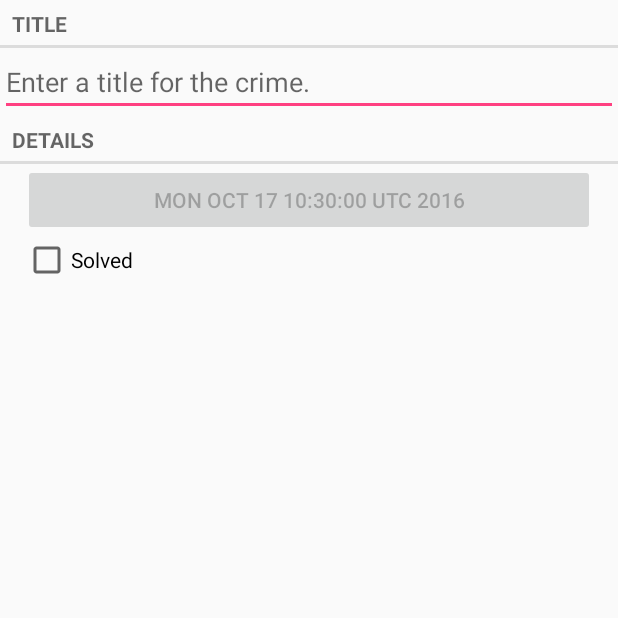
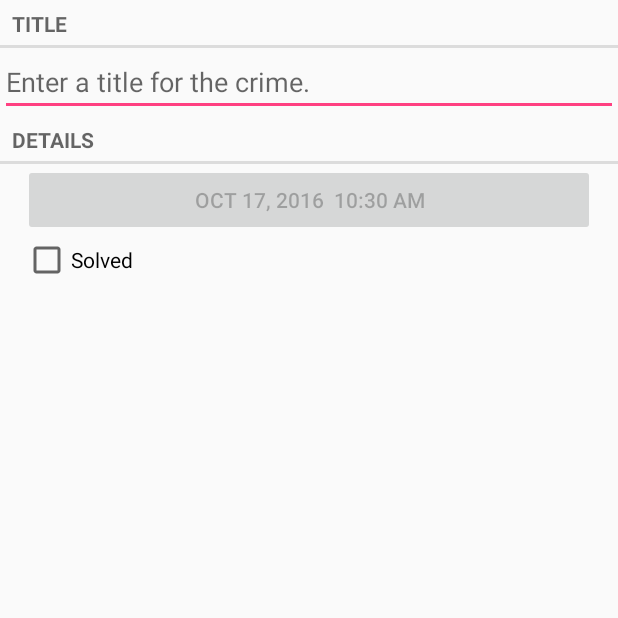
Before and after one commit to andyalam/android-playground, an Android app: the screen it shows after launch (CrimeActivity), on a phone screen of 412 x 824 dp, the top half of it. Run offline under Robolectric (Android 15) with nearby library versions, the phone set to English and light mode, and no system bars.

Commit message:
date formatting

```diff
--- a/CriminalIntent/app/src/main/java/com/example/andy/criminalintent/CrimeFragment.java
+++ b/CriminalIntent/app/src/main/java/com/example/andy/criminalintent/CrimeFragment.java
@@ -5,6 +5,7 @@ import android.os.Bundle;
 import android.support.v4.app.Fragment;
 import android.text.Editable;
 import android.text.TextWatcher;
+import android.text.format.DateFormat;
 import android.view.LayoutInflater;
 import android.view.View;
 import android.view.ViewGroup;
@@ -12,6 +13,9 @@ import android.widget.Button;
 import android.widget.CheckBox;
 import android.widget.CompoundButton;
 import android.widget.EditText;
+
+import java.text.SimpleDateFormat;
+import java.util.Date;
 
 public class CrimeFragment extends Fragment {
     private Crime mCrime;
@@ -49,7 +53,11 @@ public class CrimeFragment extends Fragment {
         });
 
         mDateButton = (Button) v.findViewById(R.id.crime_date);
-        mDateButton.setText(mCrime.getDate().toString());
+
+        SimpleDateFormat format = new SimpleDateFormat("MMM dd, yyyy  hh:mm a");
+        String formatted_date = format.format(Date.parse(mCrime.getDate().toString()));
+
+        mDateButton.setText(formatted_date);
         mDateButton.setEnabled(false);
 
         mSolvedCheckBox = (CheckBox) v.findViewById(R.id.crime_solved);
```
